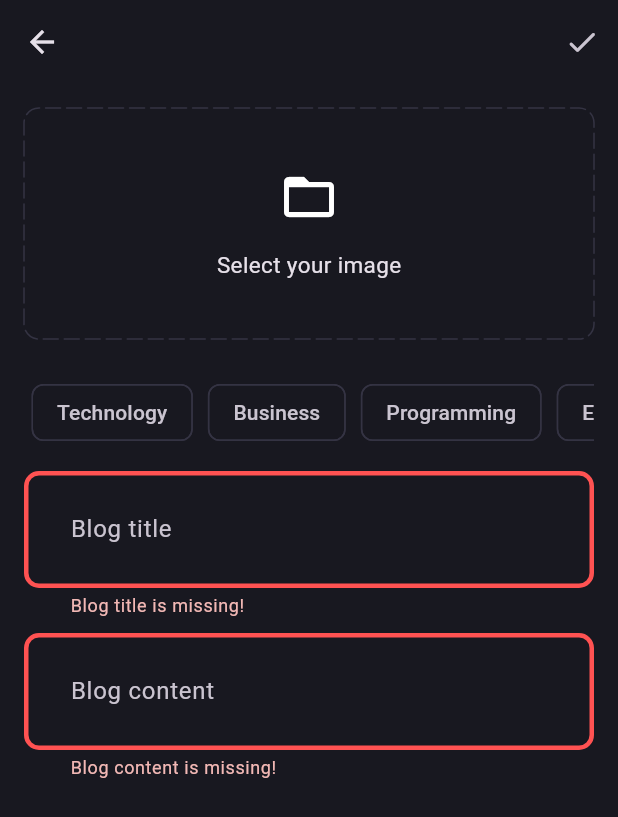
After one commit to bitwisedhruv/InkWell, a Flutter app: the AddNewBlogPage screen opened directly, after a tap on the "done" icon, on a phone screen of 412 x 824 dp. The commit adds this screen. Shown: the top 817 px of the screen. Run offline on Flutter 3.47's test engine with Material 3 defaults, Android fonts, the phone set to English and light mode, and no system bars; drawn by our look-alikes of dotted_border; our stand-ins replace flutter_bloc, fpdart, get_it, image_picker, supabase_flutter; accounts and stored records are empty.

Commit message:
uploading blogs to Supabase

```diff
--- a/lib/core/secrets/app_secrets.dart
+++ b/lib/core/secrets/app_secrets.dart
@@ -1,5 +1,5 @@
 class AppSecrets {
-  static const supabaseUrl = 'https://ncjjyxvsypgmyelxxrvg.supabase.co';
+  static const supabaseUrl = 'https://vtfnvmwekkrijhfgebeb.supabase.co';
   static const supabseAnonKey =
-      'eyJhbGciOiJIUzI1NiIsInR5cCI6IkpXVCJ9.eyJpc3MiOiJzdXBhYmFzZSIsInJlZiI6Im5jamp5eHZzeXBnbXllbHh4cnZnIiwicm9sZSI6ImFub24iLCJpYXQiOjE3MTE1NjAxMzMsImV4cCI6MjAyNzEzNjEzM30.3PGmFSr_h63acKL8LXvH0sDvINlUR6xAEL1t2j4CWZk';
+      'eyJhbGciOiJIUzI1NiIsInR5cCI6IkpXVCJ9.eyJpc3MiOiJzdXBhYmFzZSIsInJlZiI6InZ0Zm52bXdla2tyaWpoZmdlYmViIiwicm9sZSI6ImFub24iLCJpYXQiOjE3MTIxNTY4MTgsImV4cCI6MjAyNzczMjgxOH0.YHhzzGNNEczaXLb93PKebWiYzgDkR78gVQOwrhAPMQA';
 }
--- a/lib/core/theme/theme.dart
+++ b/lib/core/theme/theme.dart
@@ -16,8 +16,16 @@ class AppTheme {
     ),
     inputDecorationTheme: InputDecorationTheme(
       contentPadding: const EdgeInsets.all(27),
+      border: _border(),
       enabledBorder: _border(),
       focusedBorder: _border(AppPallete.gradient2),
+      errorBorder: _border(AppPallete.errorColor),
+    ),
+    chipTheme: const ChipThemeData(
+      color: MaterialStatePropertyAll(
+        AppPallete.backgroundColor,
+      ),
+      side: BorderSide.none,
     ),
   );
 }
--- /dev/null
+++ b/lib/features/blog/data/data_sources/blog_remote_data_source.dart
@@ -0,0 +1,43 @@
+import 'dart:io';
+
+import 'package:blog_app/core/error/sxceptions.dart';
+import 'package:blog_app/features/blog/data/models/blog_model.dart';
+import 'package:supabase_flutter/supabase_flutter.dart';
+
+abstract interface class BlogRemoteDataSource {
+  Future<BlogModel> uploadBlog(BlogModel blog);
+  Future<String> uploadBlogImage(
+      {required File image, required BlogModel blog});
+}
+
+class BlogRemoteDataSourceImpl implements BlogRemoteDataSource {
+  final SupabaseClient supabaseClient;
+
+  BlogRemoteDataSourceImpl(this.supabaseClient);
+  @override
+  Future<BlogModel> uploadBlog(BlogModel blog) async {
+    try {
+      final blogData =
+          await supabaseClient.from('blogs').insert(blog.toJson()).select();
+      return BlogModel.fromJson(blogData.first);
+    } catch (e) {
+      throw ServerException(e.toString());
+    }
+  }
+
+  @override
+  Future<String> uploadBlogImage({
+    required File image,
+    required BlogModel blog,
+  }) async {
+    try {
+      await supabaseClient.storage.from('blog_images').upload(
+            blog.id,
+            image,
+          );
+      return supabaseClient.storage.from('blog_images').getPublicUrl(blog.id);
+    } catch (e) {
+      throw ServerException(e.toString());
+    }
+  }
+}
--- /dev/null
+++ b/lib/features/blog/data/models/blog_model.dart
@@ -0,0 +1,59 @@
+import 'package:blog_app/features/blog/domain/entities/blog.dart';
+
+class BlogModel extends Blog {
+  BlogModel({
+    required super.id,
+    required super.userId,
+    required super.title,
+    required super.content,
+    required super.imageUrl,
+    required super.topics,
+    required super.updatedAt,
+  });
+
+  BlogModel copyWith({
+    String? id,
+    String? userId,
+    String? title,
+    String? content,
+    String? imageUrl,
+    List<String>? topics,
+    DateTime? updatedAt,
+  }) {
+    return BlogModel(
+      id: id ?? this.id,
+      userId: userId ?? this.userId,
+      title: title ?? this.title,
+      content: content ?? this.content,
+      imageUrl: imageUrl ?? this.imageUrl,
+      topics: topics ?? this.topics,
+      updatedAt: updatedAt ?? this.updatedAt,
+    );
+  }
+
+  Map<String, dynamic> toJson() {
+    return <String, dynamic>{
+      'id': id,
+      'user_id': userId,
+      'title': title,
+      'content': content,
+      'image_url': imageUrl,
+      'topics': topics,
+      'updated_at': updatedAt.toIso8601String(),
+    };
+  }
+
+  factory BlogModel.fromJson(Map<String, dynamic> map) {
+    return BlogModel(
+      id: map['id'] as String,
+      userId: map['user_id'] as String,
+      title: map['title'] as String,
+      content: map['content'] as String,
+      imageUrl: map['image_url'] as String,
+      topics: List<String>.from(map['topics'] ?? []),
+      updatedAt: map['updated_at'] == null
+          ? DateTime.now()
+          : DateTime.parse(map['updatedAt']),
+    );
+  }
+}
--- /dev/null
+++ b/lib/features/blog/data/repositories/blog_repository_impl.dart
@@ -0,0 +1,47 @@
+import 'dart:io';
+
+import 'package:blog_app/core/error/failure.dart';
+import 'package:blog_app/core/error/sxceptions.dart';
+import 'package:blog_app/features/blog/data/data_sources/blog_remote_data_source.dart';
+import 'package:blog_app/features/blog/data/models/blog_model.dart';
+import 'package:blog_app/features/blog/domain/entities/blog.dart';
+import 'package:blog_app/features/blog/domain/repositories/blog_repository.dart';
+import 'package:fpdart/fpdart.dart';
+import 'package:uuid/uuid.dart';
+
+class BlogRepositoryImpl implements BlogRepository {
+  final BlogRemoteDataSource blogRemoteDataSource;
+
+  BlogRepositoryImpl(this.blogRemoteDataSource);
+  @override
+  Future<Either<Failure, Blog>> uploadBlog({
+    required File image,
+    required String title,
+    required String content,
+    required String userId,
+    required List<String> topics,
+  }) async {
+    try {
+      BlogModel blogModel = BlogModel(
+        id: const Uuid().v1(),
+        userId: userId,
+        title: title,
+        content: content,
+        imageUrl: '',
+        topics: topics,
+        updatedAt: DateTime.now(),
+      );
+      final imageUrl = await blogRemoteDataSource.uploadBlogImage(
+        image: image,
+        blog: blogModel,
+      );
+      blogModel = blogModel.copyWith(imageUrl: imageUrl);
+
+      final uploadedBlog = await blogRemoteDataSource.uploadBlog(blogModel);
+
+      return right(uploadedBlog);
+    } on ServerException catch (e) {
+      return left(Failure(e.message));
+    }
+  }
+}
--- /dev/null
+++ b/lib/features/blog/domain/entities/blog.dart
@@ -0,0 +1,19 @@
+class Blog {
+  final String id;
+  final String userId;
+  final String title;
+  final String content;
+  final String imageUrl;
+  final List<String> topics;
+  final DateTime updatedAt;
+
+  Blog({
+    required this.id,
+    required this.userId,
+    required this.title,
+    required this.content,
+    required this.imageUrl,
+    required this.topics,
+    required this.updatedAt,
+  });
+}
--- /dev/null
+++ b/lib/features/blog/domain/repositories/blog_repository.dart
@@ -0,0 +1,15 @@
+import 'dart:io';
+
+import 'package:blog_app/core/error/failure.dart';
+import 'package:blog_app/features/blog/domain/entities/blog.dart';
+import 'package:fpdart/fpdart.dart';
+
+abstract interface class BlogRepository {
+  Future<Either<Failure, Blog>> uploadBlog({
+    required File image,
+    required String title,
+    required String content,
+    required String userId,
+    required List<String> topics,
+  });
+}
--- /dev/null
+++ b/lib/features/blog/domain/use_cases/upload_blog.dart
@@ -0,0 +1,39 @@
+import 'dart:io';
+
+import 'package:blog_app/core/error/failure.dart';
+import 'package:blog_app/core/use_cases/usecase.dart';
+import 'package:blog_app/features/blog/domain/entities/blog.dart';
+import 'package:blog_app/features/blog/domain/repositories/blog_repository.dart';
+import 'package:fpdart/fpdart.dart';
+
+class UploadBlog implements UseCase<Blog, UploadBlogParams> {
+  final BlogRepository blogRepository;
+
+  UploadBlog(this.blogRepository);
+  @override
+  Future<Either<Failure, Blog>> call(UploadBlogParams params) async {
+    return await blogRepository.uploadBlog(
+      image: params.image,
+      title: params.title,
+      content: params.content,
+      userId: params.userId,
+      topics: params.topics,
+    );
+  }
+}
+
+class UploadBlogParams {
+  final String userId;
+  final String title;
+  final String content;
+  final File image;
+  final List<String> topics;
+
+  UploadBlogParams({
+    required this.userId,
+    required this.title,
+    required this.content,
+    required this.image,
+    required this.topics,
+  });
+}
--- /dev/null
+++ b/lib/features/blog/presentation/bloc/blog_bloc.dart
@@ -0,0 +1,33 @@
+import 'dart:io';
+
+import 'package:blog_app/features/blog/domain/use_cases/upload_blog.dart';
+import 'package:flutter/material.dart';
+import 'package:flutter_bloc/flutter_bloc.dart';
+
+part 'blog_event.dart';
+part 'blog_state.dart';
+
+class BlogBloc extends Bloc<BlogEvent, BlogState> {
+  final UploadBlog uploadBlog;
+  BlogBloc(this.uploadBlog) : super(BlogInitial()) {
+    on<BlogEvent>((event, emit) => emit(BlogLoading()));
+    on<BlogUpload>(_onBlogUpload);
+  }
+
+  void _onBlogUpload(BlogUpload event, Emitter<BlogState> emit) async {
+    final res = await uploadBlog(
+      UploadBlogParams(
+        userId: event.userId,
+        title: event.title,
+        content: event.content,
+        image: event.image,
+        topics: event.topics,
+      ),
+    );
+
+    res.fold(
+      (l) => emit(BlogFailure(l.message)),
+      (r) => emit(BlogSuccess()),
+    );
+  }
+}
--- /dev/null
+++ b/lib/features/blog/presentation/bloc/blog_event.dart
@@ -0,0 +1,20 @@
+part of 'blog_bloc.dart';
+
+@immutable
+sealed class BlogEvent {}
+
+final class BlogUpload extends BlogEvent {
+  final String userId;
+  final String title;
+  final String content;
+  final File image;
+  final List<String> topics;
+
+  BlogUpload({
+    required this.userId,
+    required this.title,
+    required this.content,
+    required this.image,
+    required this.topics,
+  });
+}
--- /dev/null
+++ b/lib/features/blog/presentation/bloc/blog_state.dart
@@ -0,0 +1,16 @@
+part of 'blog_bloc.dart';
+
+@immutable
+sealed class BlogState {}
+
+final class BlogInitial extends BlogState {}
+
+final class BlogLoading extends BlogState {}
+
+final class BlogSuccess extends BlogState {}
+
+final class BlogFailure extends BlogState {
+  final String error;
+
+  BlogFailure(this.error);
+}
--- /dev/null
+++ b/lib/features/blog/presentation/pages/add_new_blog_page.dart
@@ -0,0 +1,212 @@
+import 'dart:io';
+
+import 'package:blog_app/core/common/cubits/app_user/app_user_cubit.dart';
+import 'package:blog_app/core/common/widgets/loader.dart';
+import 'package:blog_app/core/theme/app_pallete.dart';
+import 'package:blog_app/core/utils/pick_image.dart';
+import 'package:blog_app/core/utils/show_snackbar.dart';
+import 'package:blog_app/features/blog/presentation/bloc/blog_bloc.dart';
+import 'package:blog_app/features/blog/presentation/pages/blog_page.dart';
+import 'package:blog_app/features/blog/presentation/widgets/blog_editor.dart';
+import 'package:dotted_border/dotted_border.dart';
+import 'package:flutter/material.dart';
+import 'package:flutter_bloc/flutter_bloc.dart';
+
+class AddNewBlogPage extends StatefulWidget {
+  static route() => MaterialPageRoute(
+        builder: (context) => const AddNewBlogPage(),
+      );
+  const AddNewBlogPage({super.key});
+
+  @override
+  State<AddNewBlogPage> createState() => _AddNewBlogPageState();
+}
+
+class _AddNewBlogPageState extends State<AddNewBlogPage> {
+  final TextEditingController titleController = TextEditingController();
+  final TextEditingController contentController = TextEditingController();
+  final formKey = GlobalKey<FormState>();
+  List<String> selectedTopics = [];
+  File? image;
+
+  @override
+  void dispose() {
+    titleController.dispose();
+    contentController.dispose();
+    super.dispose();
+  }
+
+  void selectImage() async {
+    final pickedImage = await pickImage();
+    if (pickedImage != null) {
+      setState(() {
+        image = pickedImage;
+      });
+    }
+  }
+
+  void uploadBlog() {
+    if (formKey.currentState!.validate() &&
+        selectedTopics.isNotEmpty &&
+        image != null) {
+      final userId =
+          (context.read<AppUserCubit>().state as AppUserLoggedIn).user.id;
+      context.read<BlogBloc>().add(
+            BlogUpload(
+              userId: userId,
+              title: titleController.text.trim(),
+              content: contentController.text.trim(),
+              image: image!,
+              topics: selectedTopics,
+            ),
+          );
+    }
+  }
+
+  @override
+  Widget build(BuildContext context) {
+    return Scaffold(
+      appBar: AppBar(
+        actions: [
+          IconButton(
+            onPressed: uploadBlog,
+            icon: const Icon(
+              Icons.done_rounded,
+            ),
+          ),
+        ],
+      ),
+      body: BlocConsumer<BlogBloc, BlogState>(
+        listener: (context, state) {
+          if (state is BlogFailure) {
+            showSnackBar(context, state.error);
+          } else if (state is BlogSuccess) {
+            Navigator.pushAndRemoveUntil(
+              context,
+              BlogPage.route(),
+              (route) => false,
+            );
+          }
+        },
+        builder: (context, state) {
+          if (state is BlogLoading) {
+            return const Loader();
+          }
+          return SingleChildScrollView(
+            child: Padding(
+              padding: const EdgeInsets.all(16.0),
+              child: Form(
+                key: formKey,
+                child: Column(
+                  children: [
+                    image != null
+                        ? GestureDetector(
+                            onTap: selectImage,
+                            child: SizedBox(
+                              height: 150,
+                              width: double.infinity,
+                              child: ClipRRect(
+                                borderRadius: BorderRadius.circular(10),
+                                child: Image.file(
+                                  image!,
+                                  fit: BoxFit.cover,
+                                ),
+                              ),
+                            ),
+                          )
+                        : GestureDetector(
+                            onTap: selectImage,
+                            child: DottedBorder(
+                              color: AppPallete.borderColor,
+                              dashPattern: const [10, 4],
+                              radius: const Radius.circular(10),
+                              borderType: BorderType.RRect,
+                              strokeCap: StrokeCap.round,
+                              child: const SizedBox(
+                                height: 150,
+                                width: double.infinity,
+                                child: Column(
+                                  mainAxisAlignment: MainAxisAlignment.center,
+                                  children: [
+                                    Icon(
+                                      Icons.folder_open,
+                                      size: 40,
+                                    ),
+                                    SizedBox(
+                                      height: 15,
+                                    ),
+                                    Text(
+                                      'Select your image',
+                                      style: TextStyle(fontSize: 15),
+                                    ),
+                                  ],
+                                ),
+                              ),
+                            ),
+                          ),
+                    const SizedBox(
+                      height: 20,
+                    ),
+                    SingleChildScrollView(
+                      scrollDirection: Axis.horizontal,
+                      child: Row(
+                        children: [
+                          'Technology',
+                          'Business',
+                          'Programming',
+                          'Entertainment'
+                        ]
+                            .map(
+                              (e) => Padding(
+                                padding: const EdgeInsets.all(5.0),
+                                child: GestureDetector(
+                                  onTap: () {
+                                    if (selectedTopics.contains(e)) {
+                                      selectedTopics.remove(e);
+                                    } else {
+                                      selectedTopics.add(e);
+                                    }
+                                    setState(() {});
+                                  },
+                                  child: Chip(
+                                    label: Text(e),
+                                    color: selectedTopics.contains(e)
+                                        ? const MaterialStatePropertyAll(
+                                            AppPallete.gradient1)
+                                        : null,
+                                    side: selectedTopics.contains(e)
+                                        ? null
+                                        : const BorderSide(
+                                            color: AppPallete.borderColor,
+                                          ),
+                                  ),
+                                ),
+                              ),
+                            )
+                            .toList(),
+                      ),
+                    ),
+                    const SizedBox(
+                      height: 10,
+                    ),
+                    BlogEditor(
+                      controller: titleController,
+                      hintText: 'Blog title',
+                    ),
+                    const SizedBox(
+                      height: 10,
+                    ),
+                    BlogEditor(
+                      controller: contentController,
+                      hintText: 'Blog content',
+                    ),
+                  ],
+                ),
+              ),
+            ),
+          );
+        },
+      ),
+    );
+  }
+}
--- /dev/null
+++ b/lib/features/blog/presentation/widgets/blog_editor.dart
@@ -0,0 +1,26 @@
+import 'package:flutter/material.dart';
+
+class BlogEditor extends StatelessWidget {
+  final TextEditingController controller;
+  final String hintText;
+  const BlogEditor(
+      {super.key, required this.controller, required this.hintText});
+
+  @override
+  Widget build(BuildContext context) {
+    return TextFormField(
+      controller: controller,
+      decoration: InputDecoration(
+        hintText: hintText,
+      ),
+      maxLines: null,
+      validator: (value) {
+        if (value!.isEmpty) {
+          return '$hintText is missing!';
+        }
+
+        return null;
+      },
+    );
+  }
+}
--- a/pubspec.yaml
+++ b/pubspec.yaml
@@ -39,6 +39,9 @@ dependencies:
   supabase_flutter: ^2.3.4
   flutter_bloc: ^8.1.5
   get_it: ^7.6.7
+  dotted_border: ^2.1.0
+  image_picker: ^1.0.7
+  uuid: ^4.3.3
 
 dev_dependencies:
   flutter_test:
```
Also changed, not shown: lib/core/utils/pick_image.dart (added, +15 -0 lines), lib/features/blog/presentation/pages/blog_page.dart (added, +31 -0 lines), lib/init_dependencies.dart (+35 -5 lines), lib/main.dart (+6 -5 lines), pubspec.lock, 6 other files.
